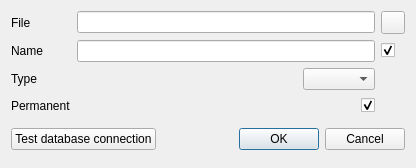
This is SQLiteStudio3/guiSQLiteStudio/dialogs/dbdialog.ui in pawelsalawa/sqlitestudio as Qt 5 draws it before an edit. The edited form follows.
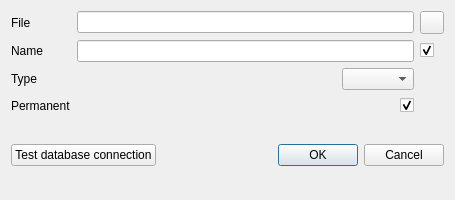
This is the edited form.

Commit message: Fixed crash when testing connection in dbdialog for invalid db.

```diff
--- a/SQLiteStudio3/guiSQLiteStudio/dialogs/dbdialog.ui
+++ b/SQLiteStudio3/guiSQLiteStudio/dialogs/dbdialog.ui
@@ -6,13 +6,13 @@
    <rect>
     <x>0</x>
     <y>0</y>
-    <width>416</width>
-    <height>168</height>
+    <width>455</width>
+    <height>200</height>
    </rect>
   </property>
   <property name="minimumSize">
    <size>
-    <width>400</width>
+    <width>450</width>
     <height>0</height>
    </size>
   </property>
```
The commit also changes 1 other file.
